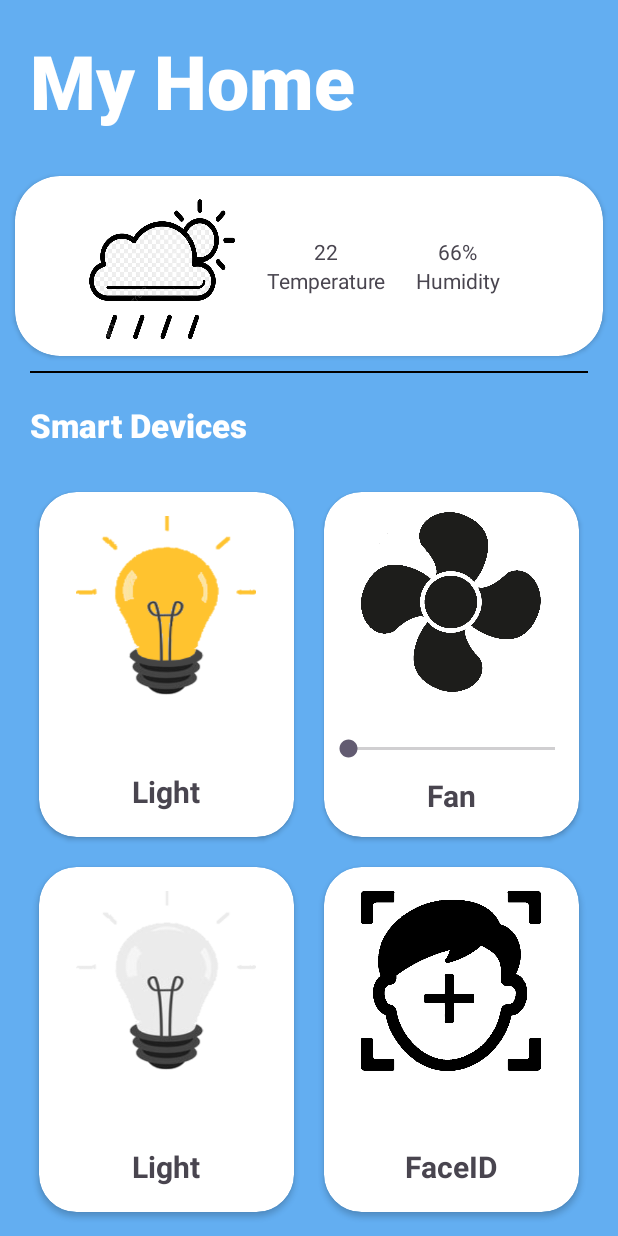
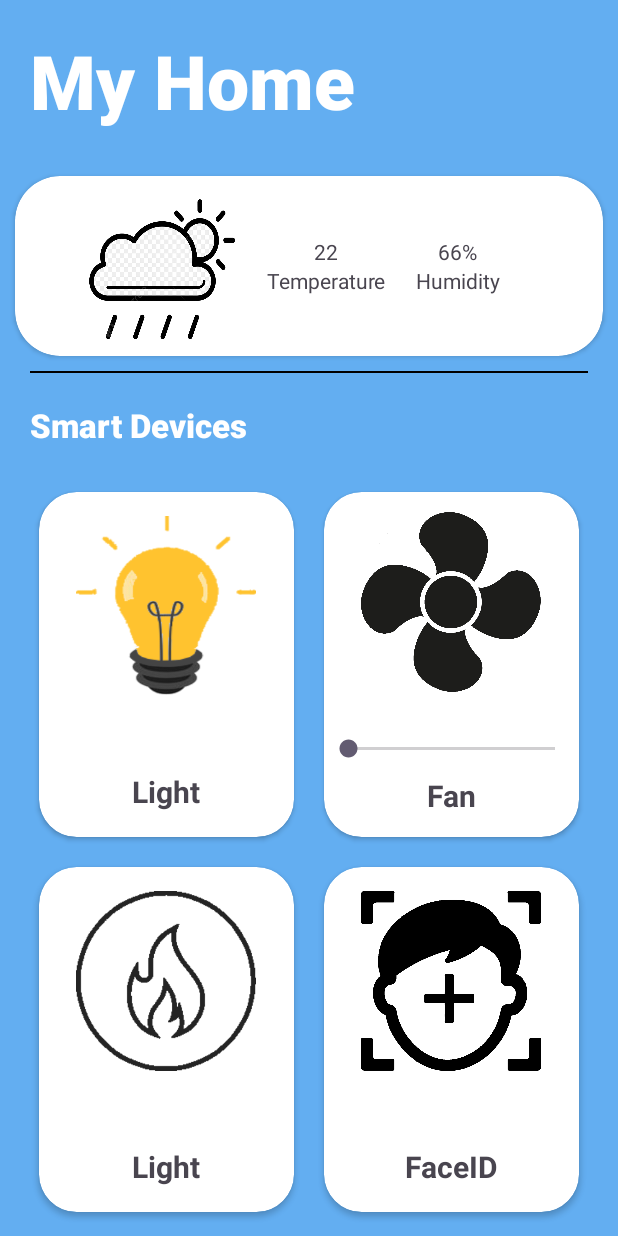
Before and after one commit to DuyTin2412/PBL5_SourceCode, an Android app: the screen it shows after launch (MainActivity), on a phone screen of 412 x 824 dp. Run offline under Robolectric (Android 15) with nearby library versions, the phone set to English and light mode, and no system bars; our stand-ins replace Firebase (no records; nobody signed in at launch, a user with empty details on screens opened directly); 5 statements that could not run were skipped.

Commit message:
SmartHome( gas + list faceid recylerview)

```diff
--- a/SmartHome/app/src/main/java/com/example/smarthome/MainActivity.java
+++ b/SmartHome/app/src/main/java/com/example/smarthome/MainActivity.java
@@ -24,6 +24,7 @@ import com.google.firebase.database.ValueEventListener;
 public class MainActivity extends AppCompatActivity {
 
     FirebaseDatabase database;
+
     DatabaseReference db_light;
     Integer val_light;
     ImageButton light;
@@ -44,6 +45,10 @@ public class MainActivity extends AppCompatActivity {
     DatabaseReference db_tempF;
     Float val_tempF;
     TextView tempF;
+
+    DatabaseReference db_gas;
+    Integer val_gas;
+    ImageButton gas;
     boolean isStart = false;
 
     @Override
@@ -77,6 +82,11 @@ public class MainActivity extends AppCompatActivity {
 //        db_tempF = database.getReference("tempF");
 //        tempF = findViewById(R.id.tempF);
 
+        db_gas = database.getReference("gas");
+        gas = findViewById(R.id.gas);
+
+
+        // Firebase Value Change
         db_light.addValueEventListener(new ValueEventListener() {
             @Override
             public void onDataChange(@NonNull DataSnapshot snapshot) {
@@ -136,6 +146,24 @@ public class MainActivity extends AppCompatActivity {
             }
         });
 
+        db_gas.addValueEventListener(new ValueEventListener() {
+            @Override
+            public void onDataChange(@NonNull DataSnapshot snapshot) {
+                val_gas = snapshot.getValue(Integer.class);
+                if (val_gas > 500){
+                    gas.setBackgroundResource(R.drawable.gas_fire);
+                } else {
+                    gas.setBackgroundResource(R.drawable.gas_nofire);
+                }
+            }
+
+            @Override
+            public void onCancelled(@NonNull DatabaseError error) {
+
+            }
+        });
+
+        // Click Image Button
         light.setOnClickListener(new View.OnClickListener() {
             @Override
             public void onClick(View v) {
@@ -151,7 +179,16 @@ public class MainActivity extends AppCompatActivity {
             }
         });
 
+        faceid.setOnClickListener(new View.OnClickListener() {
+            @Override
+            public void onClick(View v) {
+                Intent intent = new Intent(MainActivity.this, FaceID.class);
+                startActivity(intent);
+            }
+        });
 
+
+        // Value SeekBar Change
         fan.setOnSeekBarChangeListener(new SeekBar.OnSeekBarChangeListener() {
             @Override
             public void onProgressChanged(SeekBar seekBar, int progress, boolean fromUser) {
@@ -168,13 +205,7 @@ public class MainActivity extends AppCompatActivity {
             }
         });
 
-        faceid.setOnClickListener(new View.OnClickListener() {
-            @Override
-            public void onClick(View v) {
-                Intent intent = new Intent(MainActivity.this, FaceID.class);
-                startActivity(intent);
-            }
-        });
+
 
     }
 
--- a/SmartHome/app/src/main/java/com/example/smarthome/Myviewholder.java
+++ b/SmartHome/app/src/main/java/com/example/smarthome/Myviewholder.java
@@ -1,6 +1,7 @@
 package com.example.smarthome;
 
 import android.view.View;
+import android.widget.ImageButton;
 import android.widget.ImageView;
 import android.widget.TextView;
 
@@ -11,10 +12,14 @@ public class Myviewholder extends RecyclerView.ViewHolder {
 
     ImageView imageView;
     TextView nameView;
+    ImageButton but_Delete;
+
     public Myviewholder(@NonNull View itemView) {
         super(itemView);
 
         imageView = itemView.findViewById(R.id.image);
         nameView = itemView.findViewById(R.id.name);
+        but_Delete = itemView.findViewById(R.id.delete);
+
     }
 }
--- a/SmartHome/app/src/main/res/layout/activity_main.xml
+++ b/SmartHome/app/src/main/res/layout/activity_main.xml
@@ -177,9 +177,10 @@
                     android:orientation="vertical"
                     android:gravity="center">
                     <ImageButton
+                        android:id="@+id/gas"
                         android:layout_width="120dp"
                         android:layout_height="120dp"
-                        android:background="@drawable/off"/>
+                        android:background="@drawable/gas_nofire"/>
                     <TextView
                         android:layout_width="wrap_content"
                         android:layout_height="wrap_content"
@@ -208,7 +209,6 @@
                         android:background="@drawable/faceid"/>
 
                     <TextView
-                        android:id="@+id/faceid"
                         android:layout_width="wrap_content"
                         android:layout_height="wrap_content"
                         android:text="FaceID"
--- a/SmartHome/app/src/main/res/layout/item_view.xml
+++ b/SmartHome/app/src/main/res/layout/item_view.xml
@@ -41,6 +41,7 @@
                 android:orientation="vertical"
                 android:layout_gravity="center">
                 <ImageButton
+                    android:id="@+id/delete"
                     android:layout_width="35dp"
                     android:layout_height="40dp"
                     android:background="@drawable/delete"
```
Also changed, not shown: SmartHome/app/src/main/java/com/example/smarthome/FaceID.java (+11 -1 lines), SmartHome/app/src/main/java/com/example/smarthome/MyApdapter.java (+19 -0 lines), SmartHome/app/src/main/res/drawable/gas_fire.png (added), SmartHome/app/src/main/res/drawable/gas_nofire.png (added).
